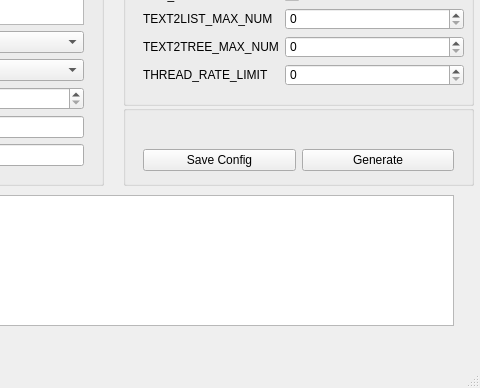
Above: user_interface.ui from MasterYip/ChatPaper2Xmind before the change; both pictures show x 257 to 737 and y 165 to 553 of the 737 by 553 pixel window. Below: the same form after it.
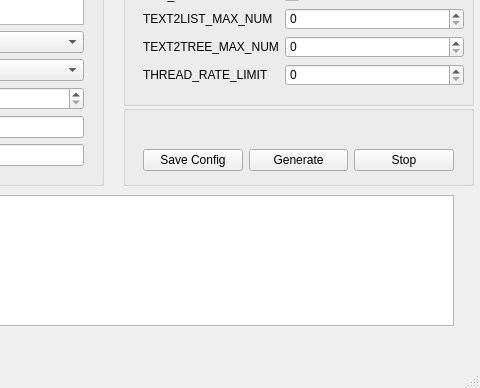
That is the form after the change.

Commit message: chore: optimize UI output stream

```diff
--- a/user_interface.ui
+++ b/user_interface.ui
@@ -323,6 +323,13 @@
         </property>
        </widget>
       </item>
+      <item>
+       <widget class="QPushButton" name="pushButton_STOP">
+        <property name="text">
+         <string>Stop</string>
+        </property>
+       </widget>
+      </item>
      </layout>
     </widget>
    </widget>
```
The commit also changes 3 other files.
